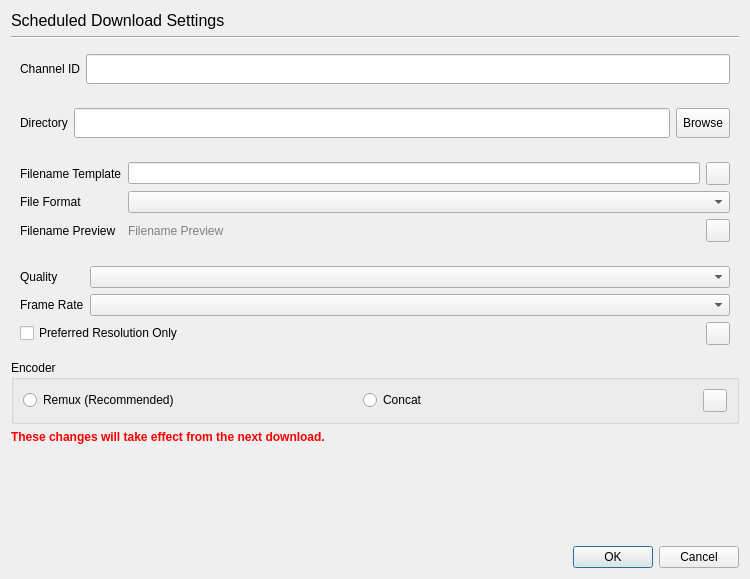
The window that resources/ui/scheduledDownloadSettings.ui (devhotteok/TwitchLink) describes before a commit, drawn with Qt 5.
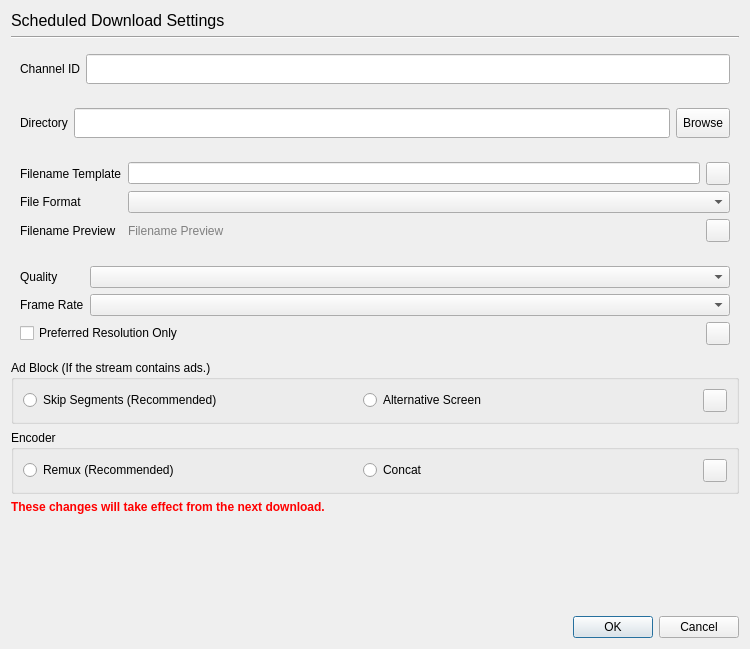
The same window after the commit. Icons and pictures are not drawn.

Diff of the .ui file:
```diff
--- a/resources/ui/scheduledDownloadSettings.ui
+++ b/resources/ui/scheduledDownloadSettings.ui
@@ -7,7 +7,7 @@
     <x>0</x>
     <y>0</y>
     <width>746</width>
-    <height>578</height>
+    <height>642</height>
    </rect>
   </property>
   <property name="sizePolicy">
@@ -356,6 +356,40 @@
      </layout>
     </widget>
    </item>
+   <item>
+    <widget class="QGroupBox" name="adBlockArea">
+     <property name="title">
+      <string>Ad Block (If the stream contains ads.)</string>
+     </property>
+     <layout class="QHBoxLayout" name="adBlockAreaLayout">
+      <item>
+       <widget class="QRadioButton" name="adBlockSkipSegmentsRadioButton">
+        <property name="text">
+         <string>Skip Segments (Recommended)</string>
+        </property>
+       </widget>
+      </item>
+      <item>
+       <widget class="QRadioButton" name="adBlockAlternativeScreenRadioButton">
+        <property name="text">
+         <string>Alternative Screen</string>
+        </property>
+       </widget>
+      </item>
+      <item>
+       <widget class="QToolButton" name="adBlockInfo">
+        <property name="toolTip">
+         <string>Help</string>
+        </property>
+        <property name="icon">
+         <iconset>
+          <normaloff>../icons/help.svg</normaloff>../icons/help.svg</iconset>
+        </property>
+       </widget>
+      </item>
+     </layout>
+    </widget>
+   </item>
    <item>
     <widget class="QGroupBox" name="encoderArea">
      <property name="title">
```
